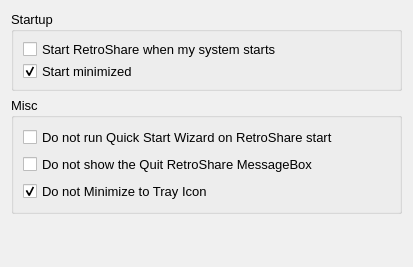
RetroShare/RetroShare, file retroshare-gui/src/gui/settings/GeneralPage.ui: the form before one commit.
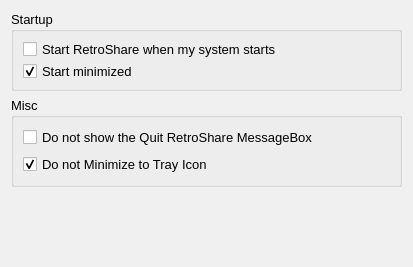
The form after the commit.

Commit message: update start wizard, change gui settings directory into ssl profile directory (RestroShare.conf)

```diff
--- a/retroshare-gui/src/gui/settings/GeneralPage.ui
+++ b/retroshare-gui/src/gui/settings/GeneralPage.ui
@@ -538,14 +538,14 @@
       <string>Misc</string>
      </property>
      <layout class="QGridLayout" name="gridLayout">
-      <item row="1" column="0">
+      <item row="0" column="0">
        <widget class="QCheckBox" name="checkQuit">
         <property name="text">
          <string>Do not show the Quit RetroShare MessageBox</string>
         </property>
        </widget>
       </item>
-      <item row="2" column="0">
+      <item row="1" column="0">
        <widget class="QCheckBox" name="checkClosetoTray">
         <property name="text">
          <string>Do not Minimize to Tray Icon</string>
@@ -555,13 +555,6 @@
         </property>
        </widget>
       </item>
-      <item row="0" column="0">
-       <widget class="QCheckBox" name="checkBoxWizard">
-        <property name="text">
-         <string>Do not run Quick Start Wizard on RetroShare start</string>
-        </property>
-       </widget>
-      </item>
      </layout>
     </widget>
    </item>
```
Left out of the diff: 4 changed lines with no effect on the pictures. The commit also changes 15 other files.
